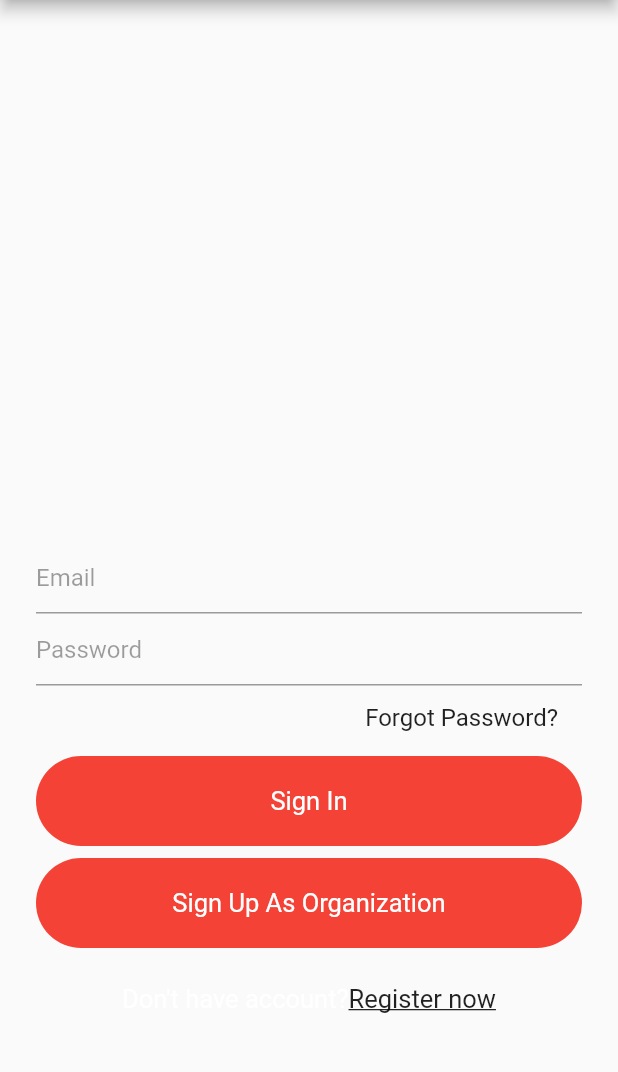
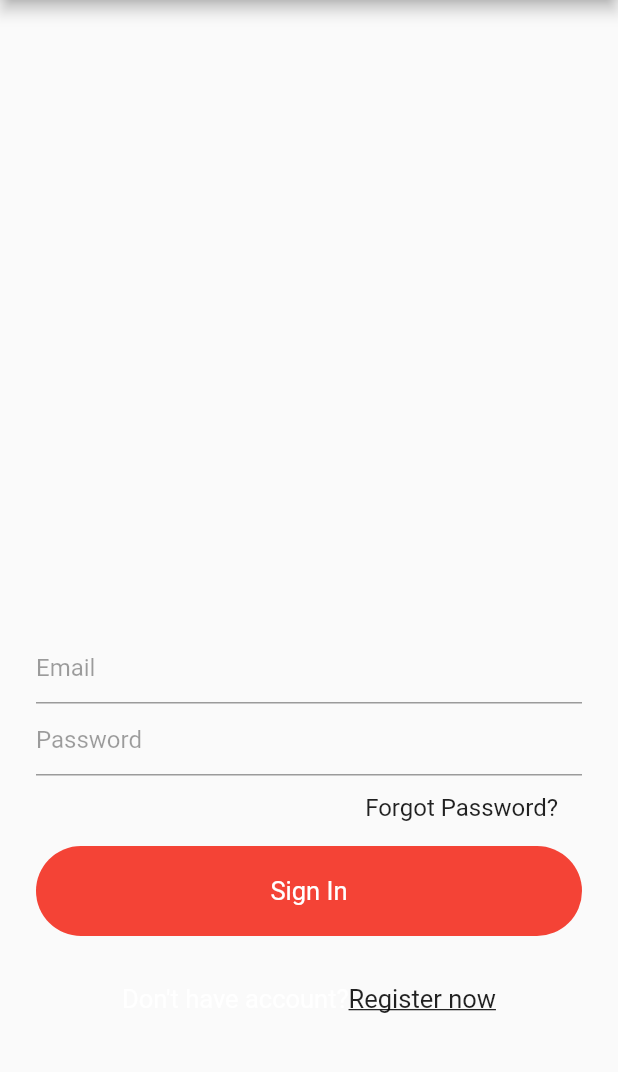
Before and after one commit to nikhilpawar9/zero_hunger, a Flutter app: the screen it shows after launch, on a phone screen of 412 x 824 dp, the part 84-1156 px from its top. Run offline on Flutter 3.47's test engine with Material 2 defaults, Android fonts, the phone set to English and light mode, and no system bars; our stand-ins replace cloud_firestore, firebase_auth, firebase_core, firebase_database, shared_preferences; accounts and stored records are empty.

Commit message:
Removed "Sign Up as organization"

```diff
--- a/lib/views/signin.dart
+++ b/lib/views/signin.dart
@@ -158,22 +158,22 @@ class _SignInState extends State<SignIn> {
                 SizedBox(
                   height: 4,
                 ),
-                  GestureDetector(
-                  onTap: () => launch('https://docs.google.com/forms/d/e/1FAIpQLSdjtVyEfkzfolqWn0DHiTmJepM-vLyoLzFv6LPMFeGkOnk_6w/viewform?usp=sf_link'),
-                  child: Container(
-                    alignment: Alignment.center,
-                    width: MediaQuery.of(context).size.width,
-                    padding: EdgeInsets.symmetric(vertical: 20),
-                    decoration: BoxDecoration(
-                      color: Colors.red[500],
-                      borderRadius: BorderRadius.circular(30),
-                    ),
-                    child: Text(
-                      "Sign Up As Organization",
-                      style: mediumTextStyle(),
-                    ),
-                  ),
-                ),
+                //   GestureDetector(
+                //   onTap: () => launch('https://docs.google.com/forms/d/e/1FAIpQLSdjtVyEfkzfolqWn0DHiTmJepM-vLyoLzFv6LPMFeGkOnk_6w/viewform?usp=sf_link'),
+                //   child: Container(
+                //     alignment: Alignment.center,
+                //     width: MediaQuery.of(context).size.width,
+                //     padding: EdgeInsets.symmetric(vertical: 20),
+                //     decoration: BoxDecoration(
+                //       color: Colors.red[500],
+                //       borderRadius: BorderRadius.circular(30),
+                //     ),
+                //     child: Text(
+                //       "Sign Up As Organization",
+                //       style: mediumTextStyle(),
+                //     ),
+                //   ),
+                // ),
                 SizedBox(
                   height: 16,
                 ),
```
